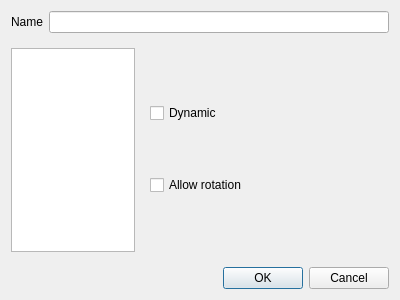
Old version of the form crafter/workshop/newentitydialog.ui in the repository crafter2d/crafter2d.
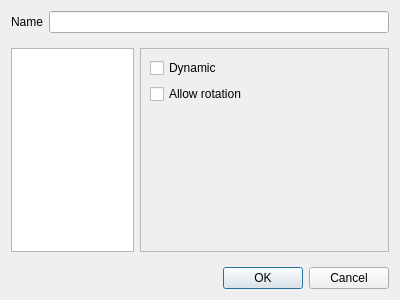
New version of the form. The open tabs and pages were chosen to show the change.

What changed in the file:
```diff
--- a/crafter/workshop/newentitydialog.ui
+++ b/crafter/workshop/newentitydialog.ui
@@ -45,6 +45,9 @@
       </item>
       <item>
        <widget class="QStackedWidget" name="stackedWidget">
+        <property name="frameShape">
+         <enum>QFrame::StyledPanel</enum>
+        </property>
         <property name="currentIndex">
          <number>0</number>
         </property>
@@ -91,6 +94,19 @@
             </property>
            </widget>
           </item>
+          <item>
+           <spacer name="verticalSpacer">
+            <property name="orientation">
+             <enum>Qt::Vertical</enum>
+            </property>
+            <property name="sizeHint" stdset="0">
+             <size>
+              <width>20</width>
+              <height>40</height>
+             </size>
+            </property>
+           </spacer>
+          </item>
          </layout>
         </widget>
        </widget>
```
Left out of the diff: 45 changed lines with no effect on the pictures.
